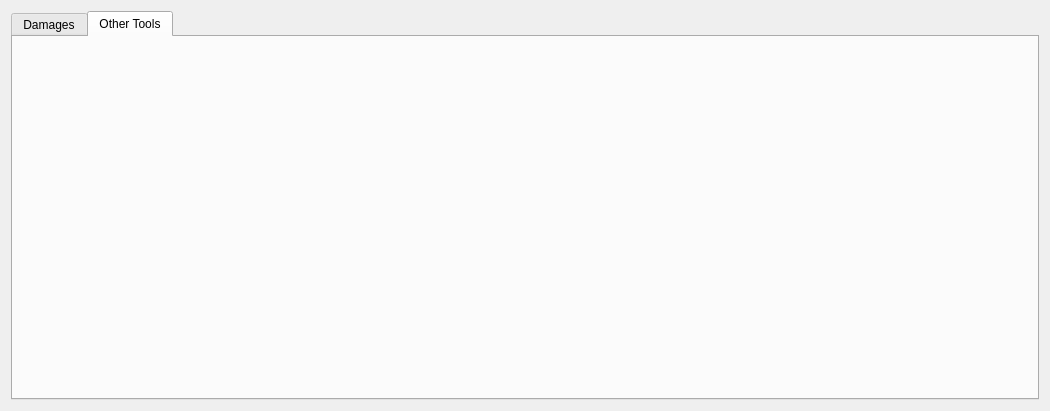
mattearly/ARK-Survial-Evolved-damage-calculator, file mainwindow.ui: the form before one commit.
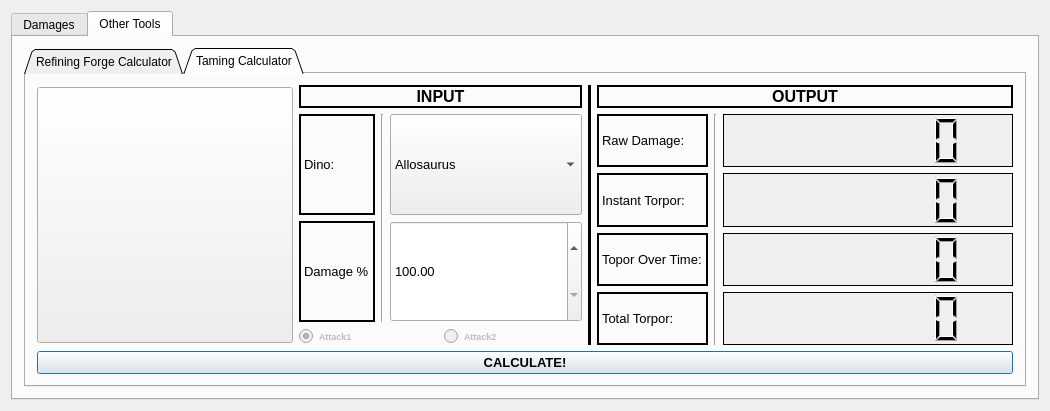
The form after the commit. The open tabs and pages were chosen to show the change.

Commit message: taming calculator structure and main algo complete

Patch:
```diff
--- a/mainwindow.ui
+++ b/mainwindow.ui
@@ -7,7 +7,7 @@
     <x>0</x>
     <y>0</y>
     <width>1050</width>
-    <height>353</height>
+    <height>402</height>
    </rect>
   </property>
   <property name="sizePolicy">
@@ -1665,6 +1665,977 @@
        <attribute name="title">
         <string>Other Tools</string>
        </attribute>
+       <layout class="QVBoxLayout" name="verticalLayout_31">
+        <item>
+         <widget class="QTabWidget" name="tabWidget_forge">
+          <property name="tabPosition">
+           <enum>QTabWidget::North</enum>
+          </property>
+          <property name="tabShape">
+           <enum>QTabWidget::Triangular</enum>
+          </property>
+          <property name="currentIndex">
+           <number>0</number>
+          </property>
+          <property name="elideMode">
+           <enum>Qt::ElideNone</enum>
+          </property>
+          <property name="usesScrollButtons">
+           <bool>true</bool>
+          </property>
+          <widget class="QWidget" name="tab_5">
+           <attribute name="title">
+            <string>Refining Forge Calculator</string>
+           </attribute>
+           <layout class="QHBoxLayout" name="horizontalLayout_12">
+            <item>
+             <layout class="QVBoxLayout" name="verticalLayout_17">
+              <item>
+               <layout class="QHBoxLayout" name="horizontalLayout_11">
+                <item>
+                 <widget class="QLabel" name="label_metal">
+                  <property name="text">
+                   <string>Metal:</string>
+                  </property>
+                 </widget>
+                </item>
+                <item>
+                 <widget class="QSpinBox" name="spinBox_metal">
+                  <property name="layoutDirection">
+                   <enum>Qt::LeftToRight</enum>
+                  </property>
+                  <property name="alignment">
+                   <set>Qt::AlignRight|Qt::AlignTrailing|Qt::AlignVCenter</set>
+                  </property>
+                  <property name="minimum">
+                   <number>2</number>
+                  </property>
+                  <property name="maximum">
+                   <number>1400</number>
+                  </property>
+                 </widget>
+                </item>
+               </layout>
+              </item>
+              <item>
+               <widget class="QPushButton" name="pushButton_forgecalc">
+                <property name="font">
+                 <font>
+                  <pointsize>10</pointsize>
+                  <weight>75</weight>
+                  <bold>true</bold>
+                 </font>
+                </property>
+                <property name="text">
+                 <string>CALCULATE!</string>
+                </property>
+                <property name="shortcut">
+                 <string>Return</string>
+                </property>
+                <property name="autoDefault">
+                 <bool>false</bool>
+                </property>
+                <property name="default">
+                 <bool>true</bool>
+                </property>
+                <property name="flat">
+                 <bool>false</bool>
+                </property>
+               </widget>
+              </item>
+             </layout>
+            </item>
+            <item>
+             <widget class="QTextBrowser" name="textBrowser_forgeResults">
+              <property name="html">
+               <string>&lt;!DOCTYPE HTML PUBLIC &quot;-//W3C//DTD HTML 4.0//EN&quot; &quot;http://www.w3.org/TR/REC-html40/strict.dtd&quot;&gt;
+&lt;html&gt;&lt;head&gt;&lt;meta name=&quot;qrichtext&quot; content=&quot;1&quot; /&gt;&lt;style type=&quot;text/css&quot;&gt;
+p, li { white-space: pre-wrap; }
+&lt;/style&gt;&lt;/head&gt;&lt;body style=&quot; font-family:'MS Shell Dlg 2'; font-size:8.25pt; font-weight:400; font-style:normal;&quot;&gt;
+&lt;p style=&quot; margin-top:0px; margin-bottom:0px; margin-left:0px; margin-right:0px; -qt-block-indent:0; text-indent:0px;&quot;&gt;&lt;span style=&quot; font-weight:600; font-style:italic;&quot;&gt;All the calculations will be here!&lt;/span&gt;&lt;/p&gt;&lt;/body&gt;&lt;/html&gt;</string>
+              </property>
+             </widget>
+            </item>
+           </layout>
+          </widget>
+          <widget class="QWidget" name="tab_6">
+           <attribute name="title">
+            <string>Taming Calculator</string>
+           </attribute>
+           <layout class="QVBoxLayout" name="verticalLayout_24">
+            <item>
+             <layout class="QHBoxLayout" name="horizontalLayout_16">
+              <item>
+               <layout class="QHBoxLayout" name="horizontalLayout_17">
+                <item>
+                 <widget class="QPushButton" name="pushButton_webLink_4">
+                  <property name="sizePolicy">
+                   <sizepolicy hsizetype="Fixed" vsizetype="Fixed">
+                    <horstretch>0</horstretch>
+                    <verstretch>0</verstretch>
+                   </sizepolicy>
+                  </property>
+                  <property name="minimumSize">
+                   <size>
+                    <width>256</width>
+                    <height>256</height>
+                   </size>
+                  </property>
+                  <property name="text">
+                   <string/>
+                  </property>
+                 </widget>
+                </item>
+                <item>
+                 <layout class="QVBoxLayout" name="verticalLayout_25">
+                  <item>
+                   <widget class="QLabel" name="label_input_4">
+                    <property name="sizePolicy">
+                     <sizepolicy hsizetype="Minimum" vsizetype="Maximum">
+                      <horstretch>0</horstretch>
+                      <verstretch>0</verstretch>
+                     </sizepolicy>
+                    </property>
+                    <property name="font">
+                     <font>
+                      <pointsize>12</pointsize>
+                      <weight>75</weight>
+                      <bold>true</bold>
+                     </font>
+                    </property>
+                    <property name="frameShape">
+                     <enum>QFrame::WinPanel</enum>
+                    </property>
+                    <property name="frameShadow">
+                     <enum>QFrame::Plain</enum>
+                    </property>
+                    <property name="lineWidth">
+                     <number>5</number>
+                    </property>
+                    <property name="text">
+                     <string>INPUT</string>
+                    </property>
+                    <property name="alignment">
+                     <set>Qt::AlignCenter</set>
+                    </property>
+                   </widget>
+                  </item>
+                  <item>
+                   <layout class="QHBoxLayout" name="horizontalLayout_18">
+                    <item>
+                     <layout class="QVBoxLayout" name="verticalLayout_26">
+                      <item>
+                       <widget class="QLabel" name="label_Weapon_4">
+                        <property name="sizePolicy">
+                         <sizepolicy hsizetype="Minimum" vsizetype="Minimum">
+                          <horstretch>0</horstretch>
+                          <verstretch>0</verstretch>
+                         </sizepolicy>
+                        </property>
+                        <property name="font">
+                         <font>
+                          <pointsize>10</pointsize>
+                         </font>
+                        </property>
+                        <property name="frameShape">
+                         <enum>QFrame::WinPanel</enum>
+                        </property>
+                        <property name="frameShadow">
+                         <enum>QFrame::Plain</enum>
+                        </property>
+                        <property name="lineWidth">
+                         <number>2</number>
+                        </property>
+                        <property name="text">
+                         <string>Dino:</string>
+                        </property>
+                       </widget>
+                      </item>
+                      <item>
+                       <widget class="QLabel" name="label_damagepercent_4">
+                        <property name="sizePolicy">
+                         <sizepolicy hsizetype="Minimum" vsizetype="Minimum">
+                          <horstretch>0</horstretch>
+                          <verstretch>0</verstretch>
+                         </sizepolicy>
+                        </property>
+                        <property name="font">
+                         <font>
+                          <pointsize>10</pointsize>
+                         </font>
+                        </property>
+                        <property name="frameShape">
+                         <enum>QFrame::WinPanel</enum>
+                        </property>
+                        <property name="frameShadow">
+                         <enum>QFrame::Plain</enum>
+                        </property>
+                        <property name="lineWidth">
+                         <number>2</number>
+                        </property>
+                        <property name="text">
+                         <string>Damage %</string>
+                        </property>
+                       </widget>
+                      </item>
+                     </layout>
+                    </item>
+                    <item>
+                     <widget class="Line" name="line_10">
+                      <property name="orientation">
+                       <enum>Qt::Vertical</enum>
+                      </property>
+                     </widget>
+                    </item>
+                    <item>
+                     <layout class="QVBoxLayout" name="verticalLayout_27">
+                      <item>
+                       <widget class="QComboBox" name="comboBox_Dinosaur_2">
+                        <property name="sizePolicy">
+                         <sizepolicy hsizetype="Minimum" vsizetype="Minimum">
+                          <horstretch>0</horstretch>
+                          <verstretch>0</verstretch>
+                         </sizepolicy>
+                        </property>
+                        <property name="font">
+                         <font>
+                          <pointsize>10</pointsize>
+                         </font>
+                        </property>
+                        <item>
+                         <property name="text">
+                          <string>Allosaurus</string>
+                         </property>
+                        </item>
+                        <item>
+                         <property name="text">
+                          <string>Angler</string>
+                         </property>
+                        </item>
+                        <item>
+                         <property name="text">
+                          <string>Ankylosaurus</string>
+                         </property>
+                        </item>
+                        <item>
+                         <property name="text">
+                          <string>Araneo (Spider)</string>
+                         </property>
+                        </item>
+                        <item>
+                         <property name="text">
+                          <string>Argentavis</string>
+                         </property>
+                        </item>
+                        <item>
+                         <property name="text">
+                          <string>Arthrpluera</string>
+                         </property>
+                        </item>
+                        <item>
+                         <property name="text">
+                          <string>Beelzebufo</string>
+                         </property>
+                        </item>
+                        <item>
+                         <property name="text">
+                          <string>Brontosaurus</string>
+                         </property>
+                        </item>
+                        <item>
+                         <property name="text">
+                          <string>Carbonemys</string>
+                         </property>
+                        </item>
+                        <item>
+                         <property name="text">
+                          <string>Carnotaurus</string>
+                         </property>
+                        </item>
+                        <item>
+                         <property name="text">
+                          <string>Castoroids (Giant Beaver)</string>
+                         </property>
+                        </item>
+                        <item>
+                         <property name="text">
+                          <string>Compy</string>
+                         </property>
+                        </item>
+                        <item>
+                         <property name="text">
+                          <string>Dilophosaurus</string>
+                         </property>
+                        </item>
+                        <item>
+                         <property name="text">
+                          <string>Dimetrodon</string>
+                         </property>
+                        </item>
+                        <item>
+                         <property name="text">
+                          <string>Dimorphodon</string>
+                         </property>
+                        </item>
+                        <item>
+                         <property name="text">
+                          <string>Diplodocus</string>
+                         </property>
+                        </item>
+                        <item>
+                         <property name="text">
+                          <string>Direbear</string>
+                         </property>
+                        </item>
+                        <item>
+                         <property name="text">
+                          <string>Direwolf</string>
+                         </property>
+                        </item>
+                        <item>
+                         <property name="text">
+                          <string>Dodo</string>
+                         </property>
+                        </item>
+                        <item>
+                         <property name="text">
+                          <string>Doedicurus</string>
+                         </property>
+                        </item>
+                        <item>
+                         <property name="text">
+                          <string>Dung Beetle</string>
+                         </property>
+                        </item>
+                        <item>
+                         <property name="text">
+                          <string>Dunkleosteus</string>
+                         </property>
+                        </item>
+                        <item>
+                         <property name="text">
+                          <string>Gallimimus</string>
+                         </property>
+                        </item>
+                        <item>
+                         <property name="text">
+                          <string>Gigatopithecus</string>
+                         </property>
+                        </item>
+                        <item>
+                         <property name="text">
+                          <string>Gigantosaurus</string>
+                         </property>
+                        </item>
+                        <item>
+                         <property name="text">
+                          <string>Ichthyosaurus</string>
+                         </property>
+                        </item>
+                        <item>
+                         <property name="text">
+                          <string>Kairuku</string>
+                         </property>
+                        </item>
+                        <item>
+                         <property name="text">
+                          <string>Lystrosaurus</string>
+                         </property>
+                        </item>
+                        <item>
+                         <property name="text">
+                          <string>Mammoth</string>
+                         </property>
+                        </item>
+                        <item>
+                         <property name="text">
+                          <string>Manta</string>
+                         </property>
+                        </item>
+                        <item>
+                         <property name="text">
+                          <string>Megaloceros</string>
+                         </property>
+                        </item>
+                        <item>
+                         <property name="text">
+                          <string>Megalodon</string>
+                         </property>
+                        </item>
+                        <item>
+                         <property name="text">
+                          <string>Mesopithecus</string>
+                         </property>
+                        </item>
+                        <item>
+                         <property name="text">
+                          <string>Mosasaurus</string>
+                         </property>
+                        </item>
+                        <item>
+                         <property name="text">
+                          <string>Oncy (Bat)</string>
+                         </property>
+                        </item>
+                        <item>
+                         <property name="text">
+                          <string>Oviraptor</string>
+                         </property>
+                        </item>
+                        <item>
+                         <property name="text">
+                          <string>Pachy</string>
+                         </property>
+                        </item>
+                        <item>
+                         <property name="text">
+                          <string>Paraceratherium</string>
+                         </property>
+                        </item>
+                        <item>
+                         <property name="text">
+                          <string>Parasaur</string>
+                         </property>
+                        </item>
+                        <item>
+                         <property name="text">
+                          <string>Pelagornis</string>
+                         </property>
+                        </item>
+                        <item>
+                         <property name="text">
+                          <string>Phiomia</string>
+                         </property>
+                        </item>
+                        <item>
+                         <property name="text">
+                          <string>Plesiosaur</string>
+                         </property>
+                        </item>
+                        <item>
+                         <property name="text">
+                          <string>Procoptodon</string>
+                         </property>
+                        </item>
+                        <item>
+                         <property name="text">
+                          <string>Pteranodon</string>
+                         </property>
+                        </item>
+                        <item>
+                         <property name="text">
+                          <string>Pulmonoscorpius (Scorpion)</string>
+                         </property>
+                        </item>
+                        <item>
+                         <property name="text">
+                          <string>Quetzal</string>
+                         </property>
+                        </item>
+                        <item>
+                         <property name="text">
+                          <string>Raptor</string>
+                         </property>
+                        </item>
+                        <item>
+                         <property name="text">
+                          <string>Sabertooth</string>
+                         </property>
+                        </item>
+                        <item>
+                         <property name="text">
+                          <string>Sarco</string>
+                         </property>
+                        </item>
+                        <item>
+                         <property name="text">
+                          <string>Spinosaurus</string>
+                         </property>
+                        </item>
+                        <item>
+                         <property name="text">
+                          <string>Stegosaurus</string>
+                         </property>
+                        </item>
+                        <item>
+                         <property name="text">
+                          <string>Terror Bird</string>
+                         </property>
+                        </item>
+                        <item>
+                         <property name="text">
+                          <string>Titanosaur</string>
+                         </property>
+                        </item>
+                        <item>
+                         <property name="text">
+                          <string>Triceratops</string>
+                         </property>
+                        </item>
+                        <item>
+                         <property name="text">
+                          <string>Tyrannosaurus</string>
+                         </property>
+                        </item>
+                        <item>
+                         <property name="text">
+                          <string>Woolly Rhino</string>
+                         </property>
+                        </item>
+                       </widget>
+                      </item>
+                      <item>
+                       <widget class="QDoubleSpinBox" name="doubleSpinBox_damagepercent_4">
+                        <property name="sizePolicy">
+                         <sizepolicy hsizetype="Minimum" vsizetype="Minimum">
+                          <horstretch>0</horstretch>
+                          <verstretch>0</verstretch>
+                         </sizepolicy>
+                        </property>
+                        <property name="font">
+                         <font>
+                          <pointsize>10</pointsize>
+                         </font>
+                        </property>
+                        <property name="minimum">
+                         <double>100.000000000000000</double>
+                        </property>
+                        <property name="maximum">
+                         <double>650.000000000000000</double>
+                        </property>
+                       </widget>
+                      </item>
+                     </layout>
+                    </item>
+                   </layout>
+                  </item>
+                  <item>
+                   <layout class="QHBoxLayout" name="horizontalLayout_19">
+                    <item>
+                     <widget class="QRadioButton" name="radioButton_ammo1_4">
+                      <property name="enabled">
+                       <bool>false</bool>
+                      </property>
+                      <property name="font">
+                       <font>
+                        <pointsize>7</pointsize>
+                        <weight>75</weight>
+                        <bold>true</bold>
+                       </font>
+                      </property>
+                      <property name="text">
+                       <string>Attack1</string>
+                      </property>
+                      <property name="shortcut">
+                       <string>1</string>
+                      </property>
+                      <property name="checked">
+                       <bool>true</bool>
+                      </property>
+                     </widget>
+                    </item>
+                    <item>
+                     <widget class="QRadioButton" name="radioButton_ammo2_4">
+                      <property name="enabled">
+                       <bool>false</bool>
+                      </property>
+                      <property name="font">
+                       <font>
+                        <pointsize>7</pointsize>
+                        <weight>75</weight>
+                        <bold>true</bold>
+                       </font>
+                      </property>
+                      <property name="text">
+                       <string>Attack2</string>
+                      </property>
+                      <property name="shortcut">
+                       <string>2</string>
+                      </property>
+                      <property name="checked">
+                       <bool>false</bool>
+                      </property>
+                     </widget>
+                    </item>
+                   </layout>
+                  </item>
+                 </layout>
+                </item>
+               </layout>
+              </item>
+              <item>
+               <widget class="Line" name="line_11">
+                <property name="frameShadow">
+                 <enum>QFrame::Plain</enum>
+                </property>
+                <property name="lineWidth">
+                 <number>8</number>
+                </property>
+                <property name="orientation">
+                 <enum>Qt::Vertical</enum>
+                </property>
+               </widget>
+              </item>
+              <item>
+               <layout class="QVBoxLayout" name="verticalLayout_28">
+                <item>
+                 <widget class="QLabel" name="label_output_4">
+                  <property name="sizePolicy">
+                   <sizepolicy hsizetype="Preferred" vsizetype="Maximum">
+                    <horstretch>0</horstretch>
+                    <verstretch>0</verstretch>
+                   </sizepolicy>
+                  </property>
+                  <property name="font">
+                   <font>
+                    <pointsize>12</pointsize>
+                    <weight>75</weight>
+                    <bold>true</bold>
+                   </font>
+                  </property>
+                  <property name="frameShape">
+                   <enum>QFrame::WinPanel</enum>
+                  </property>
+                  <property name="frameShadow">
+                   <enum>QFrame::Plain</enum>
+                  </property>
+                  <property name="lineWidth">
+                   <number>5</number>
+                  </property>
+                  <property name="text">
+                   <string>OUTPUT</string>
+                  </property>
+                  <property name="alignment">
+                   <set>Qt::AlignCenter</set>
+                  </property>
+                 </widget>
+                </item>
+                <item>
+                 <layout class="QHBoxLayout" name="horizontalLayout_20">
+                  <item>
+                   <layout class="QVBoxLayout" name="verticalLayout_29">
+                    <item>
+                     <widget class="QLabel" name="label_RawDamage_4">
+                      <property name="sizePolicy">
+                       <sizepolicy hsizetype="Minimum" vsizetype="Minimum">
+                        <horstretch>0</horstretch>
+                        <verstretch>0</verstretch>
+                       </sizepolicy>
+                      </property>
+                      <property name="font">
+                       <font>
+                        <pointsize>10</pointsize>
+                       </font>
+                      </property>
+                      <property name="frameShape">
+                       <enum>QFrame::WinPanel</enum>
+                      </property>
+                      <property name="frameShadow">
+                       <enum>QFrame::Plain</enum>
+                      </property>
+                      <property name="lineWidth">
+                       <number>2</number>
+                      </property>
+                      <property name="text">
+                       <string>Raw Damage: </string>
+                      </property>
+                     </widget>
+                    </item>
+                    <item>
+                     <widget class="QLabel" name="label_InstantTorpor_4">
+                      <property name="sizePolicy">
+                       <sizepolicy hsizetype="Minimum" vsizetype="Minimum">
+                        <horstretch>0</horstretch>
+                        <verstretch>0</verstretch>
+                       </sizepolicy>
+                      </property>
+                      <property name="font">
+                       <font>
+                        <pointsize>10</pointsize>
+                       </font>
+                      </property>
+                      <property name="frameShape">
+                       <enum>QFrame::WinPanel</enum>
+                      </property>
+                      <property name="frameShadow">
+                       <enum>QFrame::Plain</enum>
+                      </property>
+                      <property name="lineWidth">
+                       <number>2</number>
+                      </property>
+                      <property name="text">
+                       <string>Instant Torpor:</string>
+                      </property>
+                     </widget>
+                    </item>
+                    <item>
+                     <widget class="QLabel" name="label_TorporOverTime_4">
+                      <property name="sizePolicy">
+                       <sizepolicy hsizetype="Minimum" vsizetype="Minimum">
+                        <horstretch>0</horstretch>
+                        <verstretch>0</verstretch>
+                       </sizepolicy>
+                      </property>
+                      <property name="font">
+                       <font>
+                        <pointsize>10</pointsize>
+                       </font>
+                      </property>
+                      <property name="frameShape">
+                       <enum>QFrame::WinPanel</enum>
+                      </property>
+                      <property name="frameShadow">
+                       <enum>QFrame::Plain</enum>
+                      </property>
+                      <property name="lineWidth">
+                       <number>2</number>
+                      </property>
+                      <property name="text">
+                       <string>Topor Over Time:</string>
+                      </property>
+                     </widget>
+                    </item>
+                    <item>
+                     <widget class="QLabel" name="label_TotalTorpor_4">
+                      <property name="sizePolicy">
+                       <sizepolicy hsizetype="Minimum" vsizetype="Minimum">
+                        <horstretch>0</horstretch>
+                        <verstretch>0</verstretch>
+                       </sizepolicy>
+                      </property>
+                      <property name="font">
+                       <font>
+                        <pointsize>10</pointsize>
+                       </font>
+                      </property>
+                      <property name="frameShape">
+                       <enum>QFrame::WinPanel</enum>
+                      </property>
+                      <property name="frameShadow">
+                       <enum>QFrame::Plain</enum>
+                      </property>
+                      <property name="lineWidth">
+                       <number>2</number>
+                      </property>
+                      <property name="text">
+                       <string>Total Torpor: </string>
+                      </property>
+                     </widget>
+                    </item>
+                   </layout>
+                  </item>
+                  <item>
+                   <widget class="Line" name="line_12">
+                    <property name="orientation">
+                     <enum>Qt::Vertical</enum>
+                    </property>
+                   </widget>
+                  </item>
+                  <item>
+                   <layout class="QVBoxLayout" name="verticalLayout_30">
+                    <item>
+                     <widget class="QLCDNumber" name="lcdNumber_rawdamage_4">
+                      <property name="sizePolicy">
+                       <sizepolicy hsizetype="MinimumExpanding" vsizetype="Minimum">
+                        <horstretch>0</horstretch>
+                        <verstretch>0</verstretch>
+                       </sizepolicy>
+                      </property>
+                      <property name="minimumSize">
+                       <size>
+                        <width>180</width>
+                        <height>0</height>
+                       </size>
+                      </property>
+                      <property name="font">
+                       <font>
+                        <weight>50</weight>
+                        <bold>false</bold>
+                        <kerning>true</kerning>
+                       </font>
+                      </property>
+                      <property name="layoutDirection">
+                       <enum>Qt::LeftToRight</enum>
+                      </property>
+                      <property name="autoFillBackground">
+                       <bool>true</bool>
+                      </property>
+                      <property name="frameShape">
+                       <enum>QFrame::Box</enum>
+                      </property>
+                      <property name="frameShadow">
+                       <enum>QFrame::Plain</enum>
+                      </property>
+                      <property name="lineWidth">
+                       <number>1</number>
+                      </property>
+                      <property name="digitCount">
+                       <number>7</number>
+                      </property>
+                     </widget>
+                    </item>
+                    <item>
+                     <widget class="QLCDNumber" name="lcdNumber_InstantTorpor_4">
+                      <property name="sizePolicy">
+                       <sizepolicy hsizetype="MinimumExpanding" vsizetype="Minimum">
+                        <horstretch>0</horstretch>
+                        <verstretch>0</verstretch>
+                       </sizepolicy>
+                      </property>
+                      <property name="minimumSize">
+                       <size>
+                        <width>180</width>
+                        <height>0</height>
+                       </size>
+                      </property>
+                      <property name="font">
+                       <font>
+                        <weight>50</weight>
+                        <bold>false</bold>
+                        <kerning>true</kerning>
+                       </font>
+                      </property>
+                      <property name="layoutDirection">
+                       <enum>Qt::LeftToRight</enum>
+                      </property>
+                      <property name="autoFillBackground">
+                       <bool>true</bool>
+                      </property>
+                      <property name="frameShape">
+                       <enum>QFrame::Box</enum>
+                      </property>
+                      <property name="frameShadow">
+                       <enum>QFrame::Plain</enum>
+                      </property>
+                      <property name="lineWidth">
+                       <number>1</number>
+                      </property>
+                      <property name="digitCount">
+                       <number>7</number>
+                      </property>
+                     </widget>
+                    </item>
+                    <item>
+                     <widget class="QLCDNumber" name="lcdNumber_TorporOverTime_4">
+                      <property name="sizePolicy">
+                       <sizepolicy hsizetype="MinimumExpanding" vsizetype="Minimum">
+                        <horstretch>0</horstretch>
+                        <verstretch>0</verstretch>
+                       </sizepolicy>
+                      </property>
+                      <property name="minimumSize">
+                       <size>
+                        <width>180</width>
+                        <height>0</height>
+                       </size>
+                      </property>
+                      <property name="font">
+                       <font>
+                        <weight>50</weight>
+                        <bold>false</bold>
+                        <kerning>true</kerning>
+                       </font>
+                      </property>
+                      <property name="layoutDirection">
+                       <enum>Qt::LeftToRight</enum>
+                      </property>
+                      <property name="autoFillBackground">
+                       <bool>true</bool>
+                      </property>
+                      <property name="frameShape">
+                       <enum>QFrame::Box</enum>
+                      </property>
+                      <property name="frameShadow">
+                       <enum>QFrame::Plain</enum>
+                      </property>
+                      <property name="lineWidth">
+                       <number>1</number>
+                      </property>
+                      <property name="digitCount">
+                       <number>7</number>
+                      </property>
+                     </widget>
+                    </item>
+                    <item>
+                     <widget class="QLCDNumber" name="lcdNumber_TotalTorpor_4">
+                      <property name="sizePolicy">
+                       <sizepolicy hsizetype="MinimumExpanding" vsizetype="Minimum">
+                        <horstretch>0</horstretch>
+                        <verstretch>0</verstretch>
+                       </sizepolicy>
+                      </property>
+                      <property name="minimumSize">
+                       <size>
+                        <width>180</width>
+                        <height>0</height>
+                       </size>
+                      </property>
+                      <property name="font">
+                       <font>
+                        <weight>50</weight>
+                        <bold>false</bold>
+                        <kerning>true</kerning>
+                       </font>
+                      </property>
+                      <property name="layoutDirection">
+                       <enum>Qt::LeftToRight</enum>
+                      </property>
+                      <property name="autoFillBackground">
+                       <bool>true</bool>
+                      </property>
+                      <property name="frameShape">
+                       <enum>QFrame::Box</enum>
+                      </property>
+                      <property name="frameShadow">
+                       <enum>QFrame::Plain</enum>
+                      </property>
+                      <property name="lineWidth">
+                       <number>1</number>
+                      </property>
+                      <property name="digitCount">
+                       <number>7</number>
+                      </property>
+                     </widget>
+                    </item>
+                   </layout>
+                  </item>
+                 </layout>
+                </item>
+               </layout>
+              </item>
+             </layout>
+            </item>
+            <item>
+             <widget class="QPushButton" name="pushButton_4">
+              <property name="font">
+               <font>
+                <pointsize>10</pointsize>
+                <weight>75</weight>
+                <bold>true</bold>
+               </font>
+              </property>
+              <property name="text">
+               <string>CALCULATE!</string>
+              </property>
+              <property name="shortcut">
+               <string>Return</string>
+              </property>
+              <property name="autoDefault">
+               <bool>false</bool>
+              </property>
+              <property name="default">
+               <bool>true</bool>
+              </property>
+              <property name="flat">
+               <bool>false</bool>
+              </property>
+             </widget>
+            </item>
+           </layout>
+          </widget>
+         </widget>
+        </item>
+       </layout>
       </widget>
      </widget>
     </item>
```
Left out of the diff: 4 changed lines with no effect on the pictures. The commit also changes 3 other files.
